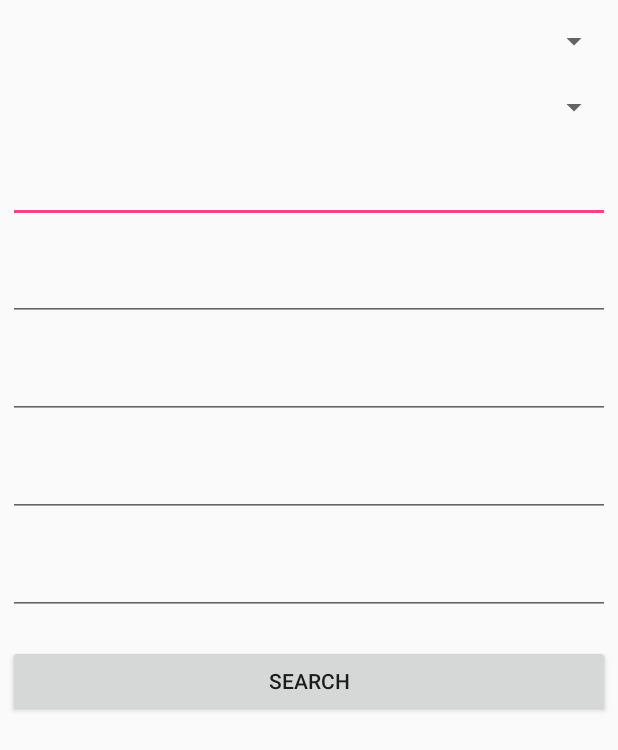
After one commit to SammyJankis/FlightSearch, an Android app: the layout activity_search.xml on its own in the app's theme, with its tools: preview values and no code run, on a phone screen of 412 x 824 dp. The commit adds this screen. Shown: the top 750 px of the screen. Run offline under Robolectric (Android 15) with nearby library versions, the phone set to English and light mode, and no system bars.

Commit message:
Included some res values

```diff
--- /dev/null
+++ b/app/src/main/res/layout/activity_result.xml
@@ -0,0 +1,7 @@
+<?xml version="1.0" encoding="utf-8"?>
+<LinearLayout xmlns:android="http://schemas.android.com/apk/res/android"
+    android:orientation="vertical"
+    android:layout_width="match_parent"
+    android:layout_height="match_parent">
+
+</LinearLayout>
--- /dev/null
+++ b/app/src/main/res/layout/activity_search.xml
@@ -0,0 +1,69 @@
+<?xml version="1.0" encoding="utf-8"?>
+<LinearLayout xmlns:android="http://schemas.android.com/apk/res/android"
+    android:layout_width="match_parent"
+    android:layout_height="match_parent"
+    android:layout_margin="@dimen/margin_low"
+    android:orientation="vertical">
+
+    <Spinner
+        android:id="@+id/sp_origin"
+        android:layout_width="match_parent"
+        android:layout_height="wrap_content"
+        android:layout_marginBottom="@dimen/margin_med"
+        android:layout_marginTop="@dimen/margin_med" />
+
+    <Spinner
+        android:id="@+id/sp_destination"
+        android:layout_width="match_parent"
+        android:layout_height="wrap_content"
+        android:layout_marginBottom="@dimen/margin_med"
+        android:layout_marginTop="@dimen/margin_med" />
+
+    <EditText
+        android:id="@+id/et_outbound"
+        android:layout_width="match_parent"
+        android:layout_height="wrap_content"
+        android:layout_marginBottom="@dimen/margin_med"
+        android:layout_marginTop="@dimen/margin_med"
+        android:clickable="true" />
+
+    <EditText
+        android:id="@+id/et_inbound"
+        android:layout_width="match_parent"
+        android:layout_height="wrap_content"
+        android:layout_marginBottom="@dimen/margin_med"
+        android:layout_marginTop="@dimen/margin_med"
+        android:clickable="true" />
+
+    <EditText
+        android:id="@+id/et_adults"
+        android:layout_width="match_parent"
+        android:layout_height="wrap_content"
+        android:layout_marginBottom="@dimen/margin_med"
+        android:layout_marginTop="@dimen/margin_med"
+        android:inputType="number" />
+
+    <EditText
+        android:id="@+id/et_children"
+        android:layout_width="match_parent"
+        android:layout_height="wrap_content"
+        android:layout_marginBottom="@dimen/margin_med"
+        android:layout_marginTop="@dimen/margin_med"
+        android:inputType="number" />
+
+    <EditText
+        android:id="@+id/et_infants"
+        android:layout_width="match_parent"
+        android:layout_height="wrap_content"
+        android:layout_marginBottom="@dimen/margin_med"
+        android:layout_marginTop="@dimen/margin_med"
+        android:inputType="number" />
+
+    <Button
+        android:id="@+id/btn_search"
+        android:layout_width="match_parent"
+        android:layout_height="wrap_content"
+        android:layout_marginBottom="@dimen/margin_med"
+        android:layout_marginTop="@dimen/margin_med"
+        android:text="@string/search" />
+</LinearLayout>
--- /dev/null
+++ b/app/src/main/res/values/dimens.xml
@@ -0,0 +1,13 @@
+<?xml version="1.0" encoding="utf-8"?>
+<resources>
+
+    <dimen name="margin_low">5dp</dimen>
+    <dimen name="margin_med">10dp</dimen>
+    <dimen name="margin_high">20dp</dimen>
+
+    <dimen name="text_size_high">20sp</dimen>
+    <dimen name="text_size_medium">15sp</dimen>
+    <dimen name="text_size_low">10sp</dimen>
+
+
+</resources>
--- a/app/src/main/res/values/strings.xml
+++ b/app/src/main/res/values/strings.xml
@@ -1,3 +1,10 @@
 <resources>
     <string name="app_name">FlightSearch</string>
+    <string name="click_try_again">Click here to try again</string>
+    <string name="search">Search</string>
+
+    <string-array name="airports_array">
+        <item>EDI</item>
+        <item>LHR</item>
+    </string-array>
 </resources>
```
